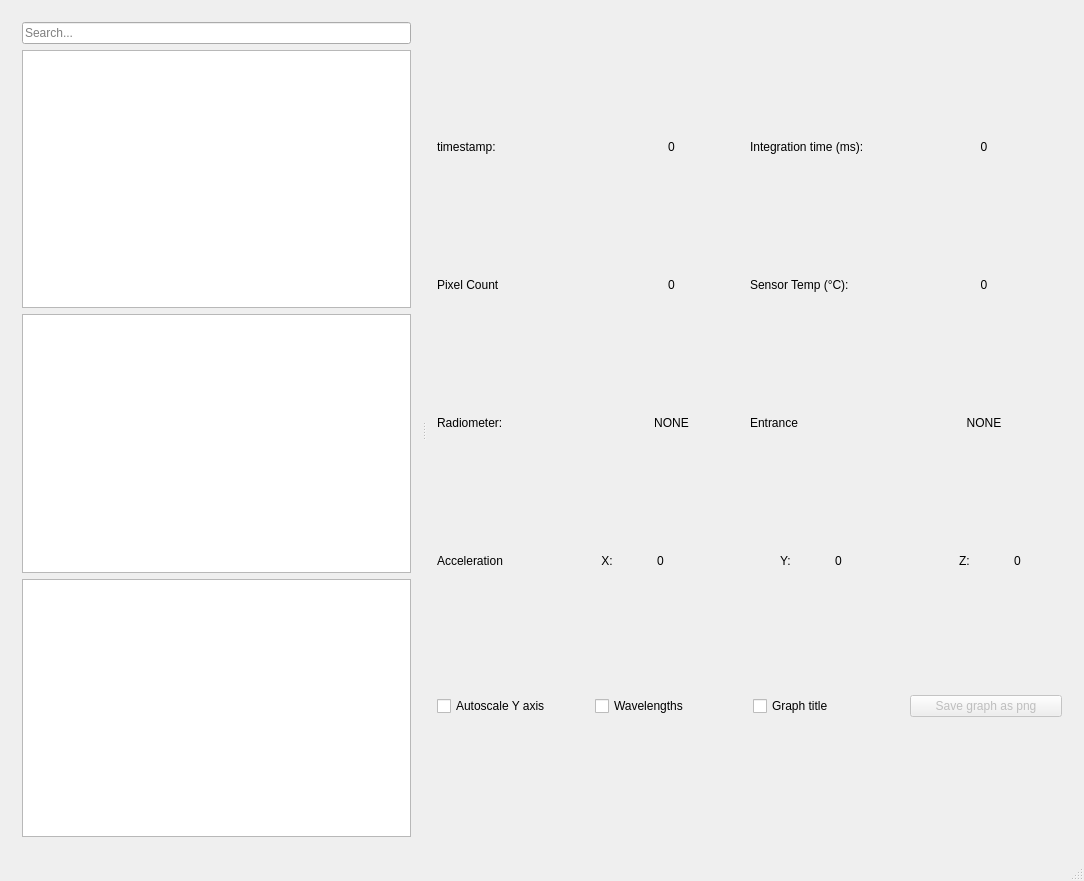
Old version of the form mainwindow.ui in the repository HYPERNETS/binary_viewer.
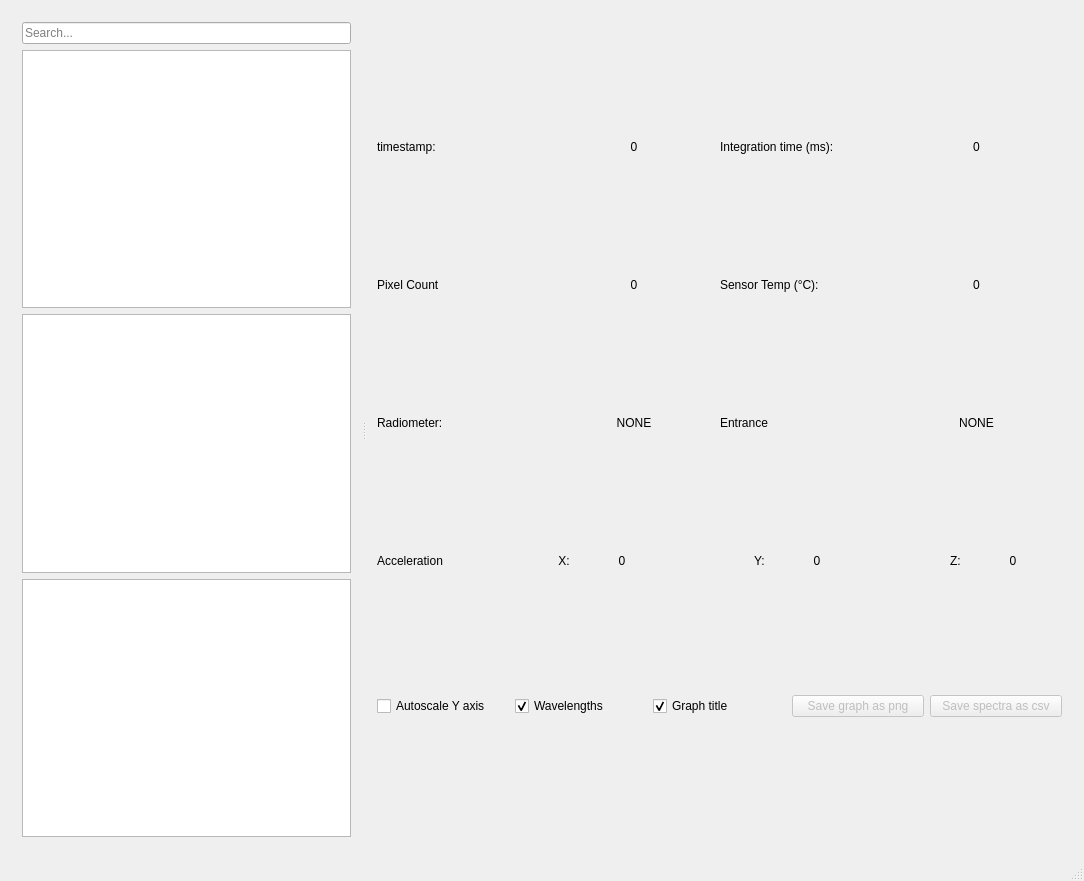
New version of the form.

Commit message: Add CSV export

```diff
--- a/mainwindow.ui
+++ b/mainwindow.ui
@@ -653,6 +653,9 @@
             <property name="text">
              <string>Wavelengths</string>
             </property>
+            <property name="checked">
+             <bool>true</bool>
+            </property>
            </widget>
           </item>
           <item>
@@ -660,6 +663,9 @@
             <property name="text">
              <string>Graph title</string>
             </property>
+            <property name="checked">
+             <bool>true</bool>
+            </property>
            </widget>
           </item>
           <item>
@@ -667,6 +673,12 @@
             <property name="enabled">
              <bool>false</bool>
             </property>
+            <property name="minimumSize">
+             <size>
+              <width>0</width>
+              <height>0</height>
+             </size>
+            </property>
             <property name="focusPolicy">
              <enum>Qt::NoFocus</enum>
             </property>
@@ -675,6 +687,22 @@
             </property>
            </widget>
           </item>
+          <item>
+           <widget class="QPushButton" name="specSaveButton">
+            <property name="enabled">
+             <bool>false</bool>
+            </property>
+            <property name="minimumSize">
+             <size>
+              <width>0</width>
+              <height>0</height>
+             </size>
+            </property>
+            <property name="text">
+             <string>Save spectra as csv</string>
+            </property>
+           </widget>
+          </item>
          </layout>
         </item>
        </layout>
```
Left out of the diff: 2 changed lines with no effect on the pictures. The commit also changes 1 other file.
